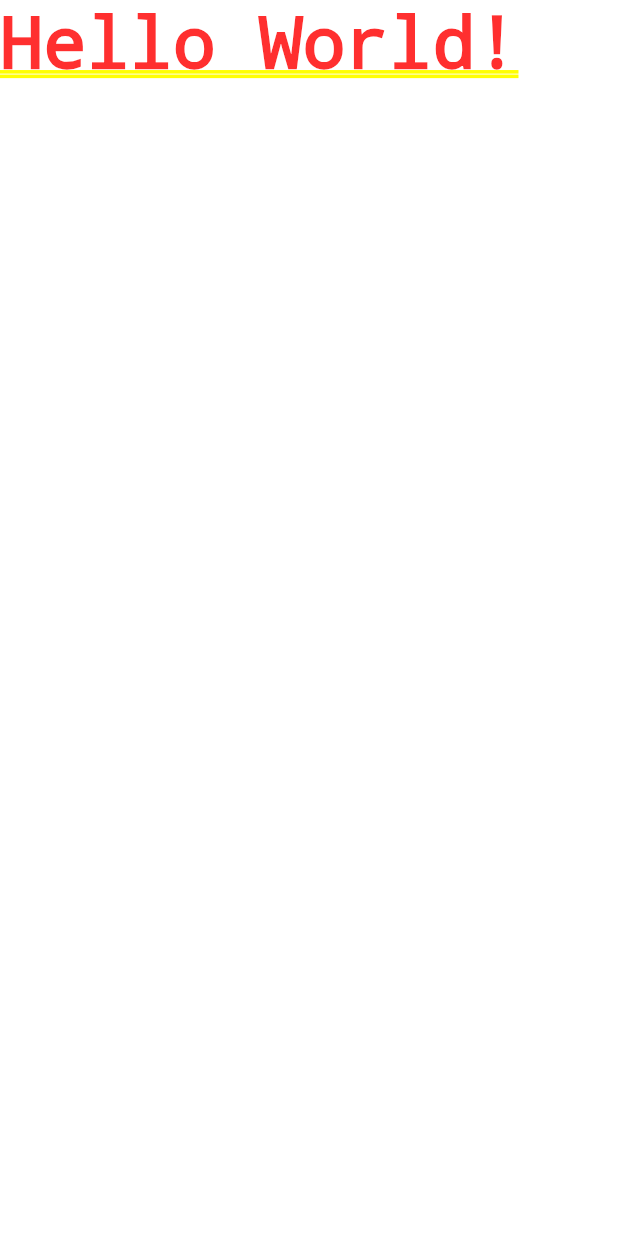
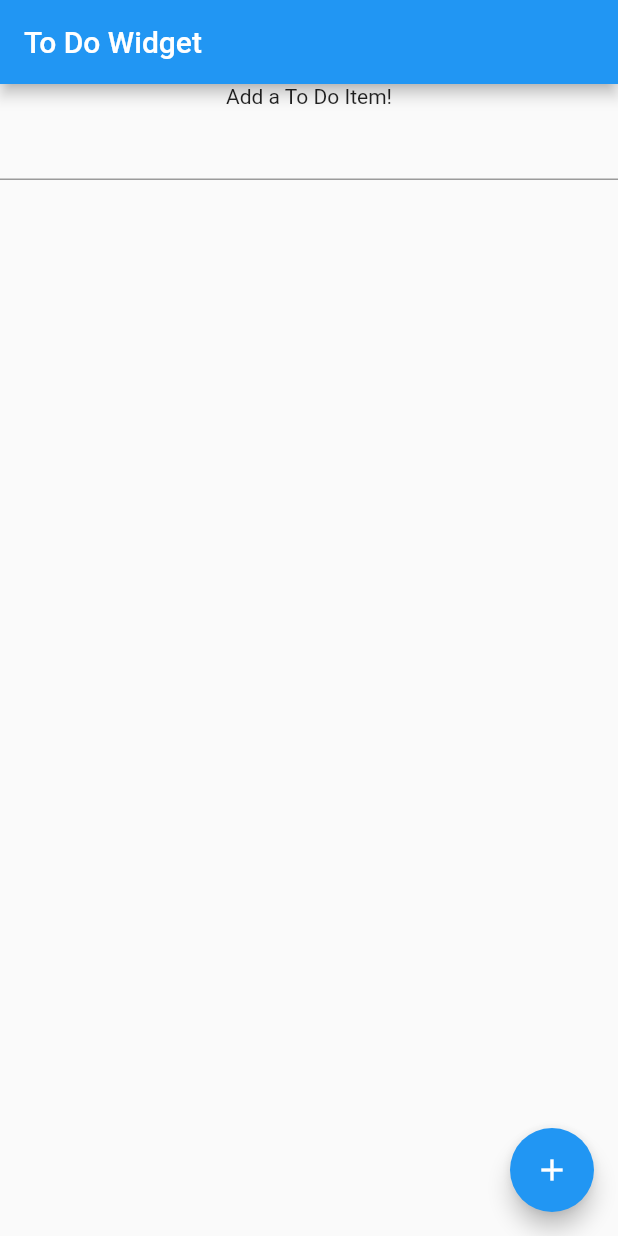
Before and after one commit to ChaseH88/Flutter-To-Do-App, a Flutter app: the screen it shows after launch, on a phone screen of 412 x 824 dp. Run offline on Flutter 3.47's test engine with Material 2 defaults, Android fonts, the phone set to English and light mode, and no system bars.

Commit message:
adding initial todo list logic and testing

```diff
--- a/lib/main.dart
+++ b/lib/main.dart
@@ -6,7 +6,75 @@ void main() {
 
 class App extends StatelessWidget {
   @override
-  Widget build(BuildContext ctx) {
-    return MaterialApp(home: Text('Hello World!'));
+  Widget build(BuildContext context) {
+    return MaterialApp(
+      home: ToDoWidget(),
+    );
   }
 }
+
+class ToDoWidget extends StatefulWidget {
+  @override
+  _ToDoWidgetState createState() => _ToDoWidgetState();
+}
+
+class _ToDoWidgetState extends State<ToDoWidget> {
+  List<Map<String, dynamic>> toDoArr = [];
+  String taskInput = '';
+
+  void addToDoItem(String task) {
+    String key = DateTime.now().millisecondsSinceEpoch.toString();
+    setState(() {
+      toDoArr.add({
+        'key': key,
+        'task': task,
+        'isComplete': false,
+      });
+    });
+  }
+
+  void handleSubmit() {
+    addToDoItem(taskInput);
+  }
+
+  @override
+  Widget build(BuildContext context) {
+    return Scaffold(
+      appBar: AppBar(
+        title: Text('To Do Widget'),
+      ),
+      body: Center(
+        child: Column(
+          mainAxisAlignment: MainAxisAlignment.center,
+          children: <Widget>[
+            Text(
+              'Add a To Do Item!',
+            ),
+            TextField(
+              onChanged: (value) {
+                setState(() {
+                  taskInput = value;
+                });
+              },
+            ),
+            Expanded(
+              child: ListView.builder(
+                itemCount: toDoArr.length,
+                itemBuilder: (context, index) {
+                  return ListTile(
+                    title: Text(toDoArr[index]['task']),
+                  );
+                },
+              ),
+            ),
+          ],
+        ),
+      ),
+      floatingActionButton: FloatingActionButton(
+        onPressed: handleSubmit,
+        tooltip: 'Add To Do Item',
+        child: Icon(Icons.add),
+      ),
+    );
+  }
+}
```
